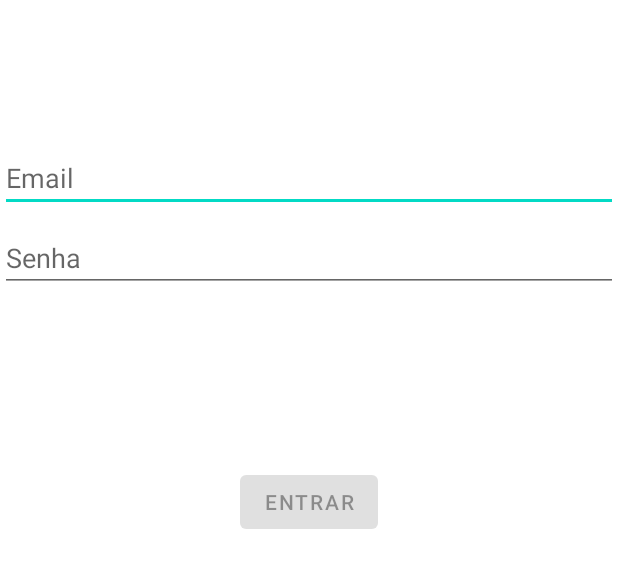
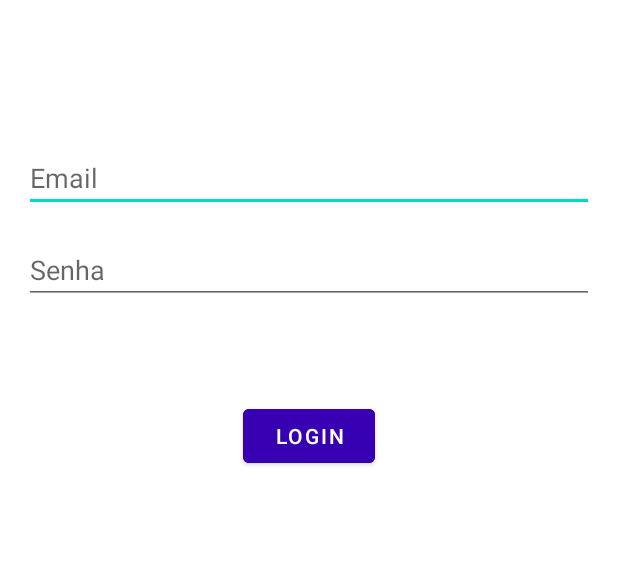
Before and after one commit to CatarineRodrigues/Aula65_Firebase_Authentication, an Android app: the layout activity_login.xml on its own in the app's theme, with its tools: preview values and no code run, on a phone screen of 412 x 824 dp. Shown: the top 568 px of the screen. Run offline under Robolectric (Android 15) with nearby library versions, the phone set to English and light mode, and no system bars.

Commit message:
Finalizar layout

```diff
--- a/app/src/main/res/layout/activity_login.xml
+++ b/app/src/main/res/layout/activity_login.xml
@@ -7,11 +7,14 @@
     tools:context=".ui.login.view.LoginActivity">
 
     <EditText
-        android:id="@+id/username"
-        android:layout_width="0dp"
+        android:id="@+id/et_email"
+        android:layout_width="match_parent"
         android:layout_height="wrap_content"
+        android:layout_marginStart="16dp"
         android:layout_marginTop="96dp"
-        android:hint="Email"
+        android:layout_marginEnd="16dp"
+        android:autofillHints=""
+        android:hint="@string/email"
         android:inputType="textEmailAddress"
         android:selectAllOnFocus="true"
         app:layout_constraintEnd_toEndOf="parent"
@@ -19,31 +22,29 @@
         app:layout_constraintTop_toTopOf="parent" />
 
     <EditText
-        android:id="@+id/password"
-        android:layout_width="0dp"
+        android:id="@+id/et_password"
+        android:layout_width="match_parent"
         android:layout_height="wrap_content"
-        android:layout_marginTop="8dp"
-        android:hint="Senha"
+        android:layout_margin="16dp"
+        android:autofillHints=""
+        android:hint="@string/password"
         android:imeOptions="actionDone"
         android:inputType="textPassword"
-        android:selectAllOnFocus="true"
         app:layout_constraintEnd_toEndOf="parent"
         app:layout_constraintStart_toStartOf="parent"
-        app:layout_constraintTop_toBottomOf="@+id/username" />
+        app:layout_constraintTop_toBottomOf="@+id/et_email" />
 
     <Button
         android:id="@+id/login"
         android:layout_width="wrap_content"
         android:layout_height="wrap_content"
         android:layout_gravity="start"
-        android:layout_marginTop="16dp"
-        android:layout_marginBottom="64dp"
-        android:enabled="false"
-        android:text="Entrar"
-        app:layout_constraintBottom_toBottomOf="parent"
+        android:layout_marginTop="64dp"
+        android:backgroundTint="@color/purple_700"
+        android:text="@string/hogin"
+        android:textColor="@color/white"
         app:layout_constraintEnd_toEndOf="parent"
         app:layout_constraintStart_toStartOf="parent"
-        app:layout_constraintTop_toBottomOf="@+id/password"
-        app:layout_constraintVertical_bias="0.2" />
+        app:layout_constraintTop_toBottomOf="@+id/et_password" />
 
 </androidx.constraintlayout.widget.ConstraintLayout>
--- a/app/src/main/res/values/strings.xml
+++ b/app/src/main/res/values/strings.xml
@@ -1,3 +1,10 @@
 <resources>
     <string name="app_name">Exercicio Firebase Authentication</string>
+    <string name="insert_name">Digite seu nome</string>
+    <string name="insert_email">Digite seu email</string>
+    <string name="insert_pass">Digite sua senha</string>
+    <string name="finish">Finalizar cadastro</string>
+    <string name="hogin">Login</string>
+    <string name="password">Senha</string>
+    <string name="email">Email</string>
 </resources>
```
Also changed, not shown: app/src/main/res/layout/activity_register.xml (+53 -0 lines).
